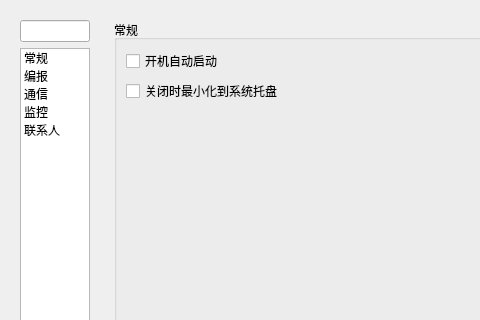
up1and/tafor, file tafor/widgets/ui/settings.ui: the form before one commit; both pictures show x 0 to 480 and y 0 to 320 of the 622 by 605 pixel window.
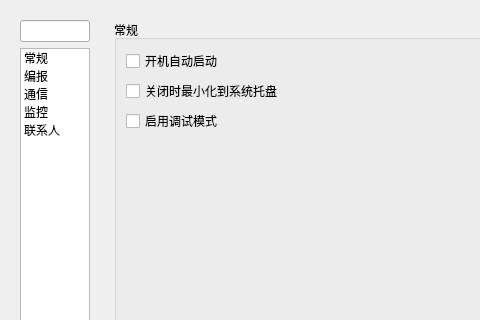
The form after the commit. The open tabs and pages were chosen to show the change.

Diff of the .ui file:
```diff
--- a/tafor/widgets/ui/settings.ui
+++ b/tafor/widgets/ui/settings.ui
@@ -96,6 +96,13 @@
               </property>
              </widget>
             </item>
+            <item row="3" column="0">
+             <widget class="QCheckBox" name="debug_mode">
+              <property name="text">
+               <string>启用调试模式</string>
+              </property>
+             </widget>
+            </item>
            </layout>
           </widget>
          </item>
```
Left out of the diff: 6 changed lines with no effect on the pictures.
